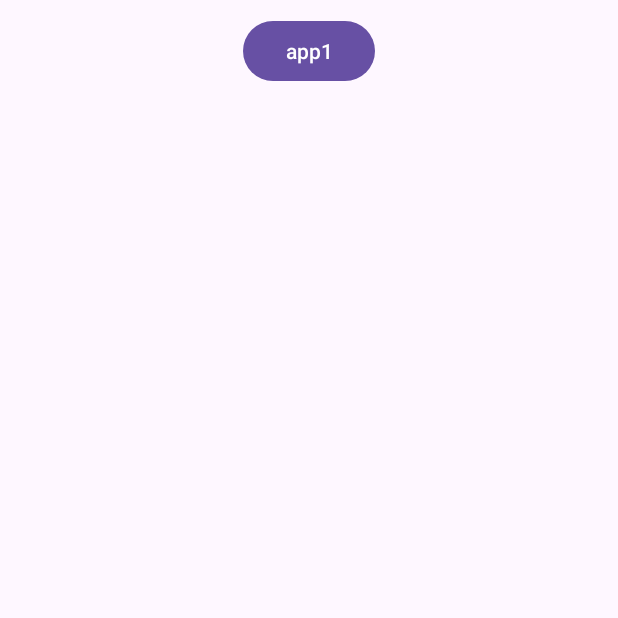
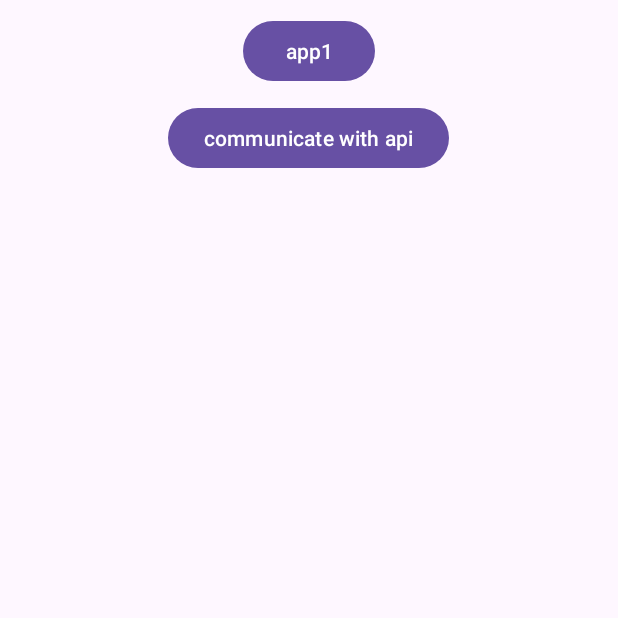
Before and after one commit to MINJAEKANG0951/sketchbook, an Android app: the screen it shows after launch (MainActivity), on a phone screen of 412 x 824 dp, the top half of it. Run offline under Robolectric (Android 15) with nearby library versions, the phone set to English and light mode, and no system bars.

```diff
--- a/app/src/main/AndroidManifest.xml
+++ b/app/src/main/AndroidManifest.xml
@@ -1,6 +1,8 @@
 <?xml version="1.0" encoding="utf-8"?>
 <manifest xmlns:android="http://schemas.android.com/apk/res/android"
     xmlns:tools="http://schemas.android.com/tools">
+
+    <uses-permission android:name="android.permission.INTERNET" />
 
     <application
         android:allowBackup="true"
--- a/app/src/main/java/minjaelab/sketchbook/api_communication/ApiService.java
+++ b/app/src/main/java/minjaelab/sketchbook/apis/ApiService.java
@@ -1,6 +1,6 @@
-package minjaelab.sketchbook.api_communication;
+package minjaelab.sketchbook.apis;
 
-import minjaelab.sketchbook.api_communication.returnShapedModels.ShortURLResponse;
+import minjaelab.sketchbook.apis.models.ShortURLResponse;
 import retrofit2.Call;
 import retrofit2.http.GET;
 import retrofit2.http.Header;
--- a/app/src/main/java/minjaelab/sketchbook/api_communication/returnShapedModels/ShortURLResponse.java
+++ b/app/src/main/java/minjaelab/sketchbook/apis/models/ShortURLResponse.java
@@ -1,4 +1,4 @@
-package minjaelab.sketchbook.api_communication.returnShapedModels;
+package minjaelab.sketchbook.apis.models;
 
 public class ShortURLResponse
 {
--- a/app/src/main/res/layout/activity_main.xml
+++ b/app/src/main/res/layout/activity_main.xml
@@ -14,6 +14,11 @@
         android:layout_marginVertical="10dp"
         />
 
+    <Button
+        android:id="@+id/apiBtn"
+        android:text="communicate with api"
+        android:layout_width="wrap_content"
+        android:layout_height="wrap_content"/>
 
 
 </LinearLayout>
```
Also changed, not shown: app/src/main/java/minjaelab/sketchbook/MainActivity.java (+44 -1 lines), app/src/main/java/minjaelab/sketchbook/apis/messengers/NaverMessenger.java (added, +20 -0 lines).
